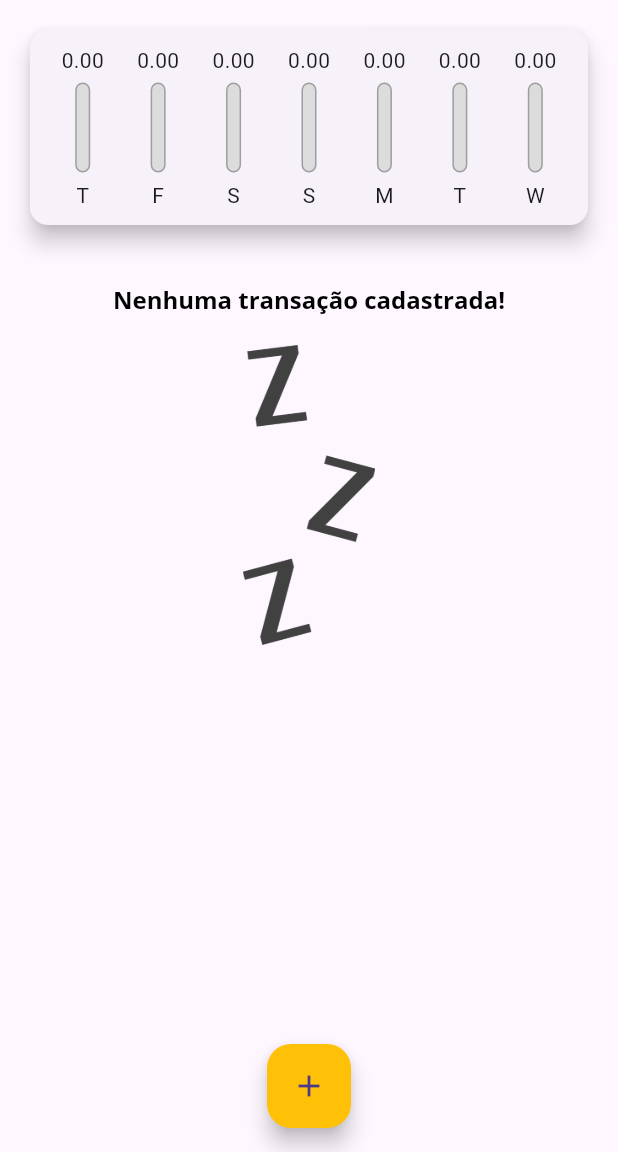
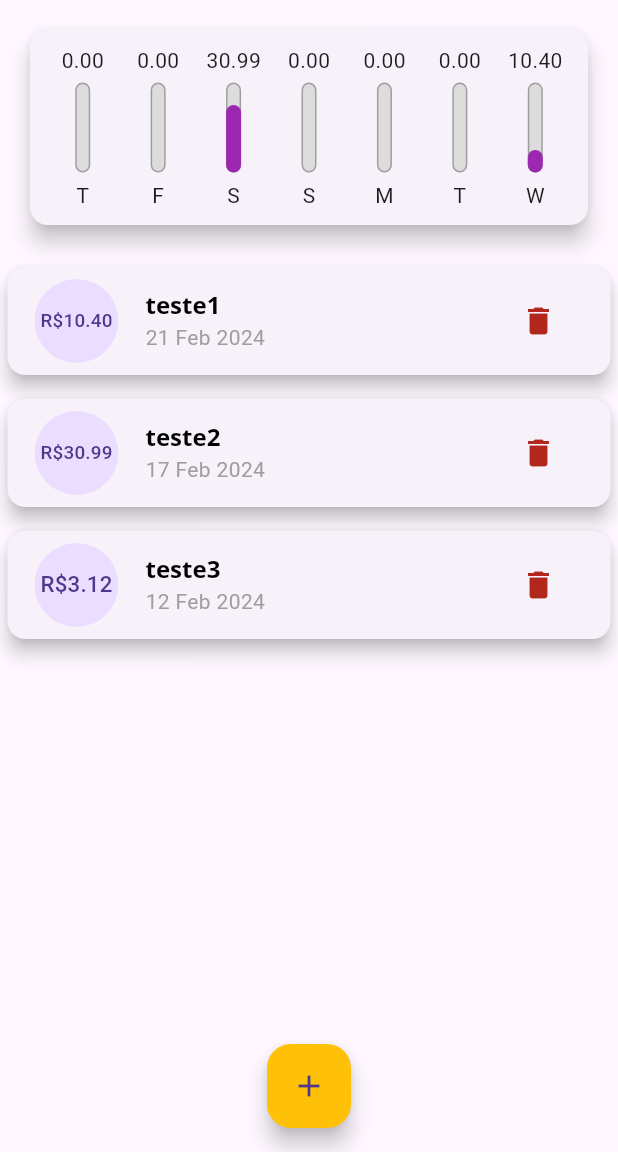
Before and after one commit to Jhon-Henkel/flutter_course_personal_expense_app, a Flutter app: the screen it shows after launch, on a phone screen of 412 x 824 dp, the part 84-1236 px from its top. Run offline on Flutter 3.47's test engine with Material 3 defaults, Android fonts, the phone set to English and light mode, and no system bars.

Commit message:
feat: add option to delete transaction

```diff
--- a/lib/components/transaction_list.dart
+++ b/lib/components/transaction_list.dart
@@ -3,9 +3,10 @@ import 'package:flutter_course_personal_expense_app/models/transactions.dart';
 import 'package:intl/intl.dart';
 
 class TransactionList extends StatelessWidget {
-  const TransactionList(this.transactions, {super.key});
+  const TransactionList(this.transactions, this.onRemove, {super.key});
 
   final List<Transaction> transactions;
+  final void Function(String) onRemove;
 
   @override
   Widget build(BuildContext context) {
@@ -55,11 +56,17 @@ class TransactionList extends StatelessWidget {
                       transaction.title,
                       style: Theme.of(context).textTheme.titleLarge,
                     ),
-                    subtitle:
-                        Text(DateFormat('d MMM y').format(transaction.date),
-                            style: TextStyle(
-                              color: Theme.of(context).colorScheme.tertiary,
-                            )),
+                    subtitle: Text(
+                      DateFormat('d MMM y').format(transaction.date),
+                      style: TextStyle(
+                        color: Theme.of(context).colorScheme.tertiary,
+                      ),
+                    ),
+                    trailing: IconButton(
+                      icon: const Icon(Icons.delete),
+                      color: Theme.of(context).colorScheme.error,
+                      onPressed: () => onRemove(transaction.id),
+                    )
                   ),
                 );
               },
--- a/lib/main.dart
+++ b/lib/main.dart
@@ -58,24 +58,24 @@ class MyHomePage extends StatefulWidget {
 
 class _MyHomePageState extends State<MyHomePage> {
   final List<Transaction> _transactions = [
-    // Transaction(
-    //   id: 't1',
-    //   title: 'teste1',
-    //   value: 10.40,
-    //   date: DateTime.now(),
-    // ),
-    // Transaction(
-    //   id: 't2',
-    //   title: 'teste2',
-    //   value: 30.99,
-    //   date: DateTime.now().subtract(const Duration(days: 4)),
-    // ),
-    // Transaction(
-    //   id: 't3',
-    //   title: 'teste3',
-    //   value: 3.12,
-    //   date: DateTime.now().subtract(const Duration(days: 9)),
-    // ),
+    Transaction(
+      id: 't1',
+      title: 'teste1',
+      value: 10.40,
+      date: DateTime.now(),
+    ),
+    Transaction(
+      id: 't2',
+      title: 'teste2',
+      value: 30.99,
+      date: DateTime.now().subtract(const Duration(days: 4)),
+    ),
+    Transaction(
+      id: 't3',
+      title: 'teste3',
+      value: 3.12,
+      date: DateTime.now().subtract(const Duration(days: 9)),
+    ),
   ];
 
   List<Transaction> get _recentTransactions {
@@ -99,6 +99,14 @@ class _MyHomePageState extends State<MyHomePage> {
     });
 
     Navigator.of(context).pop();
+  }
+
+  _deleteTransaction(String id) {
+    setState(() {
+      _transactions.removeWhere((transaction) {
+        return transaction.id == id;
+      });
+    });
   }
 
   _openTransactionFormModal(BuildContext context) {
@@ -128,7 +136,7 @@ class _MyHomePageState extends State<MyHomePage> {
           crossAxisAlignment: CrossAxisAlignment.stretch,
           children: <Widget>[
             Chart(_recentTransactions),
-            TransactionList(_transactions),
+            TransactionList(_transactions, _deleteTransaction),
           ],
         ),
       ),
```
